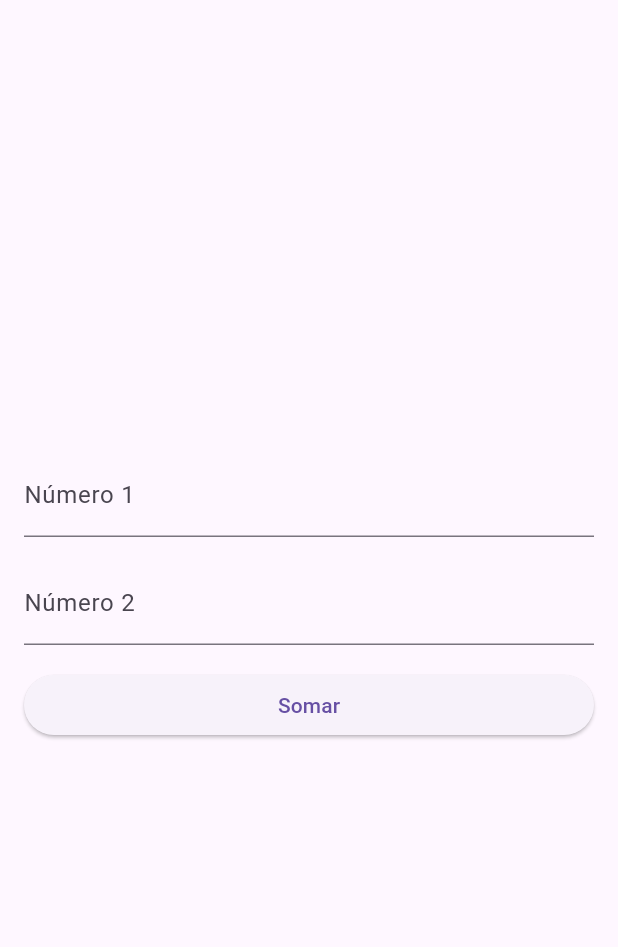
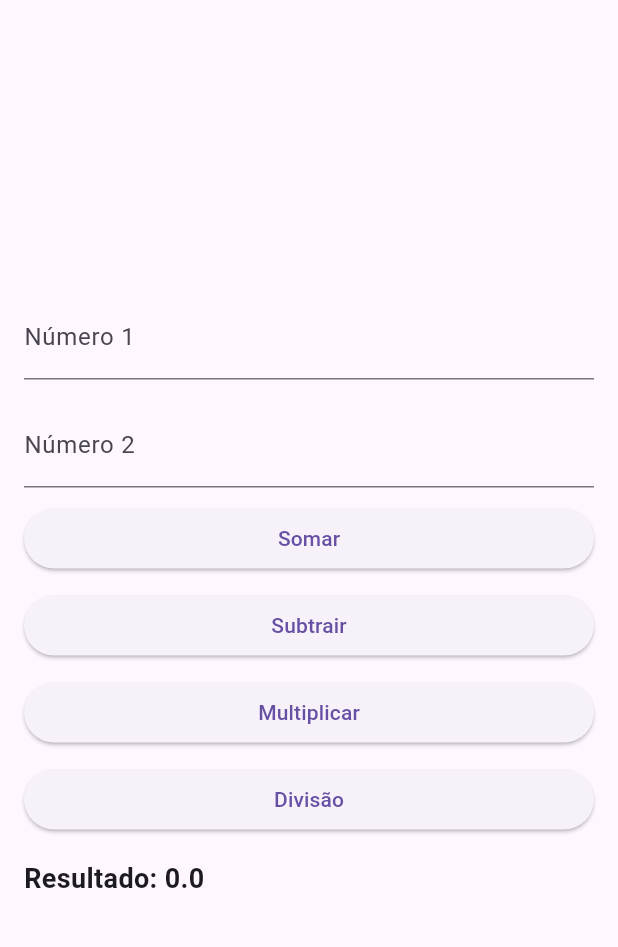
Before and after one commit to epicestudar/Flutter, a Flutter app: the screen it shows after launch, after a tap on "Somar", on a phone screen of 412 x 824 dp, the part 63-1010 px from its top. Run offline on Flutter 3.47's test engine with Material 3 defaults, Android fonts, the phone set to English and light mode, and no system bars.

Commit message:
terminando calculadora

```diff
--- a/calculadora/lib/main.dart
+++ b/calculadora/lib/main.dart
@@ -1,11 +1,9 @@
 import 'package:flutter/material.dart';
 import 'dart:math';
-
 
 void main() {
   runApp(CalculadoraApp());
 }
-
 
 class CalculadoraApp extends StatelessWidget {
   @override
@@ -16,30 +14,35 @@ class CalculadoraApp extends StatelessWidget {
   }
 }
 
-
 class Calculadora extends StatefulWidget {
   @override
   _CalculadoraState createState() => _CalculadoraState();
 }
-
 
 class _CalculadoraState extends State<Calculadora> {
   TextEditingController _controllerNumero1 = TextEditingController();
   TextEditingController _controllerNumero2 = TextEditingController();
   String _resultado = '';
 
-
   void _calcular(String operacao) {
     double numero1 = double.tryParse(_controllerNumero1.text) ?? 0.0;
     double numero2 = double.tryParse(_controllerNumero2.text) ?? 0.0;
-    double resultado;
-
+    double? resultado;
 
     setState(() {
-      //Montar as operações
+      if (operacao == "Somar") {
+        resultado = numero1 + numero2;
+      } else if (operacao == 'Sub') {
+        resultado = numero1 - numero2;
+      } else if (operacao == 'Mult') {
+        resultado = numero1 * numero2;
+      } else {
+        resultado = numero2 != 0 ? numero1 / numero2 : null;
+      }
+      _resultado =
+          resultado != null ? 'Resultado: $resultado' : 'Erro na operação';
     });
   }
-
 
   @override
   Widget build(BuildContext context) {
@@ -64,11 +67,29 @@ class _CalculadoraState extends State<Calculadora> {
               keyboardType: TextInputType.number,
               decoration: InputDecoration(labelText: 'Número 2'),
             ),
-            SizedBox(height: 16.0),
+            SizedBox(height: 10.0),
             ElevatedButton(
               onPressed: () => _calcular('Somar'),
               child: Text('Somar'),
-            )
+            ),
+            SizedBox(height: 10.0),
+            ElevatedButton(
+              onPressed: () => _calcular('Sub'),
+              child: Text('Subtrair'),
+            ),
+            SizedBox(height: 10.0),
+            ElevatedButton(
+              onPressed: () => _calcular('Mult'),
+              child: Text('Multiplicar'),
+            ),
+            SizedBox(height: 10.0),
+            ElevatedButton(
+              onPressed: () => _calcular('Div'),
+              child: Text('Divisão'),
+            ),
+            SizedBox(height: 16.0),
+            Text(_resultado,
+                style: TextStyle(fontSize: 18.0, fontWeight: FontWeight.bold)),
           ],
         ),
       ),
```
